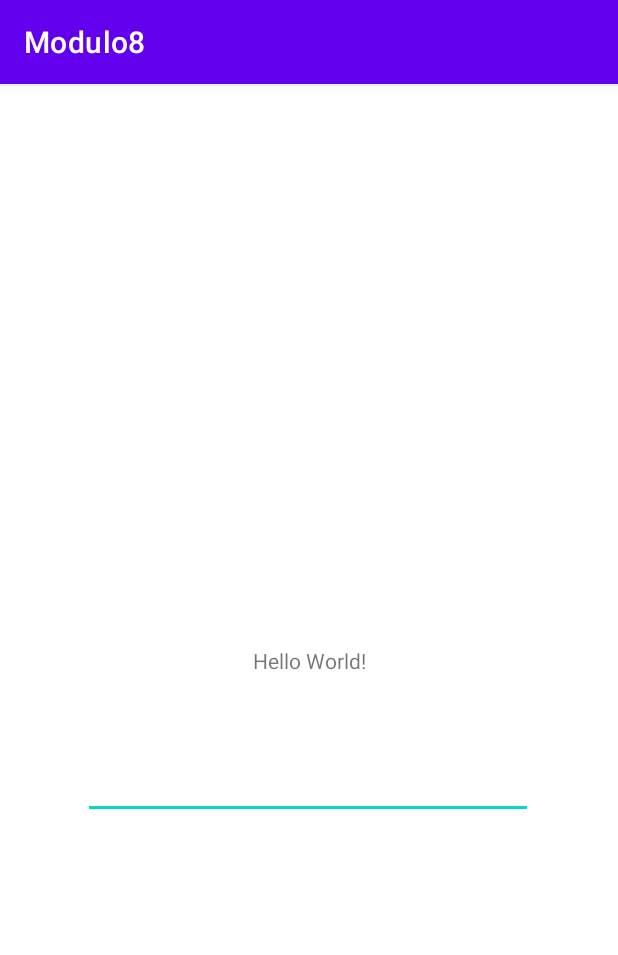
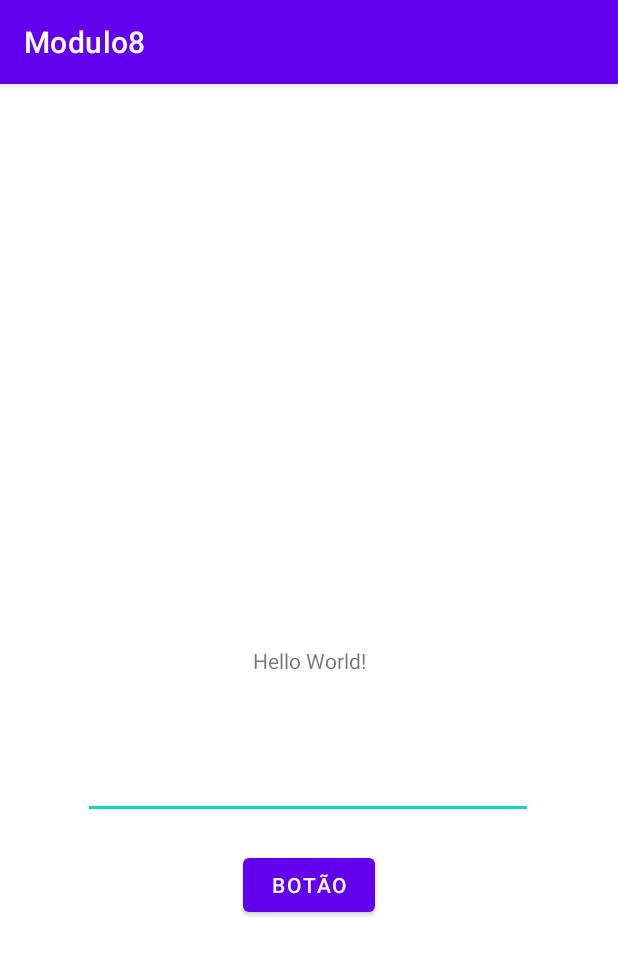
Before and after one commit to MiguelMachado-dev/EBAC-Desenvolvedor-Android-Kotlin, an Android app: the screen it shows after launch (MainActivity), on a phone screen of 412 x 824 dp. Shown: the top 955 px of the screen. Run offline under Robolectric (Android 15) with nearby library versions, the phone set to English and light mode, and no system bars.

Commit message:
feat: tornando um app interativo - Modulo 8 Aula 7

```diff
--- a/Modulo8/app/src/main/java/dev/miguelmachado/modulo8/MainActivity.kt
+++ b/Modulo8/app/src/main/java/dev/miguelmachado/modulo8/MainActivity.kt
@@ -1,11 +1,49 @@
 package dev.miguelmachado.modulo8
 
+import android.os.Bundle
+import android.widget.Button
+import android.widget.EditText
+import android.widget.TextView
 import androidx.appcompat.app.AppCompatActivity
-import android.os.Bundle
+import androidx.constraintlayout.widget.ConstraintLayout
+import androidx.core.widget.addTextChangedListener
 
 class MainActivity : AppCompatActivity() {
+  var textTitle: TextView? = null
+  var textFieldValue: TextView? = null
+  var editText: EditText? = null
+  var tela: ConstraintLayout? = null
+  private var numClicks = 0
+
   override fun onCreate(savedInstanceState: Bundle?) {
     super.onCreate(savedInstanceState)
     setContentView(R.layout.activity_main)
+
+    textTitle = findViewById<TextView>(R.id.textView)
+    textFieldValue = findViewById<TextView>(R.id.textViewFieldValue)
+    editText = findViewById(R.id.inputText)
+    tela = findViewById(R.id.tela)
+    val button = findViewById<Button>(R.id.button)
+
+    textTitle?.text = "Hello World!"
+
+    button.setOnClickListener {
+      changeTitle()
+      numClicks++
+    }
+
+    editText?.addTextChangedListener {
+      textFieldValue?.text = it?.toString()
+    }
+  }
+
+  private fun changeTitle() {
+    textTitle?.text = "Clicou no botão"
+
+    when {
+      numClicks % 2 == 0 -> tela?.setBackgroundColor(getColor(R.color.purple_500))
+      numClicks % 3 == 0 -> tela?.setBackgroundColor(getColor(R.color.black))
+      else -> tela?.setBackgroundColor(getColor(R.color.teal_700))
+    }
   }
 }
--- a/Modulo8/app/src/main/res/layout/activity_main.xml
+++ b/Modulo8/app/src/main/res/layout/activity_main.xml
@@ -5,7 +5,8 @@
         android:layout_width="match_parent"
         android:layout_height="match_parent"
         android:orientation="vertical"
-        tools:context=".MainActivity">
+        tools:context=".MainActivity"
+        android:id="@+id/tela">
 
     <TextView
             android:layout_width="wrap_content"
@@ -30,4 +31,24 @@
             app:layout_constraintHorizontal_bias="0.495"
             app:layout_constraintVertical_bias="0.154" />
 
+    <Button
+            android:text="Botão"
+            android:layout_width="wrap_content"
+            android:layout_height="wrap_content"
+            android:id="@+id/button"
+            app:layout_constraintTop_toBottomOf="@+id/inputText"
+            app:layout_constraintEnd_toEndOf="parent"
+            app:layout_constraintStart_toStartOf="parent"
+            android:layout_marginTop="20dp" />
+
+    <TextView
+            android:layout_width="wrap_content"
+            android:layout_height="wrap_content"
+            android:id="@+id/textViewFieldValue"
+            android:textSize="18sp"
+            app:layout_constraintTop_toBottomOf="@+id/textView"
+            app:layout_constraintBottom_toTopOf="@+id/inputText"
+            app:layout_constraintEnd_toEndOf="parent"
+            app:layout_constraintStart_toStartOf="parent" />
+
 </androidx.constraintlayout.widget.ConstraintLayout>
```
